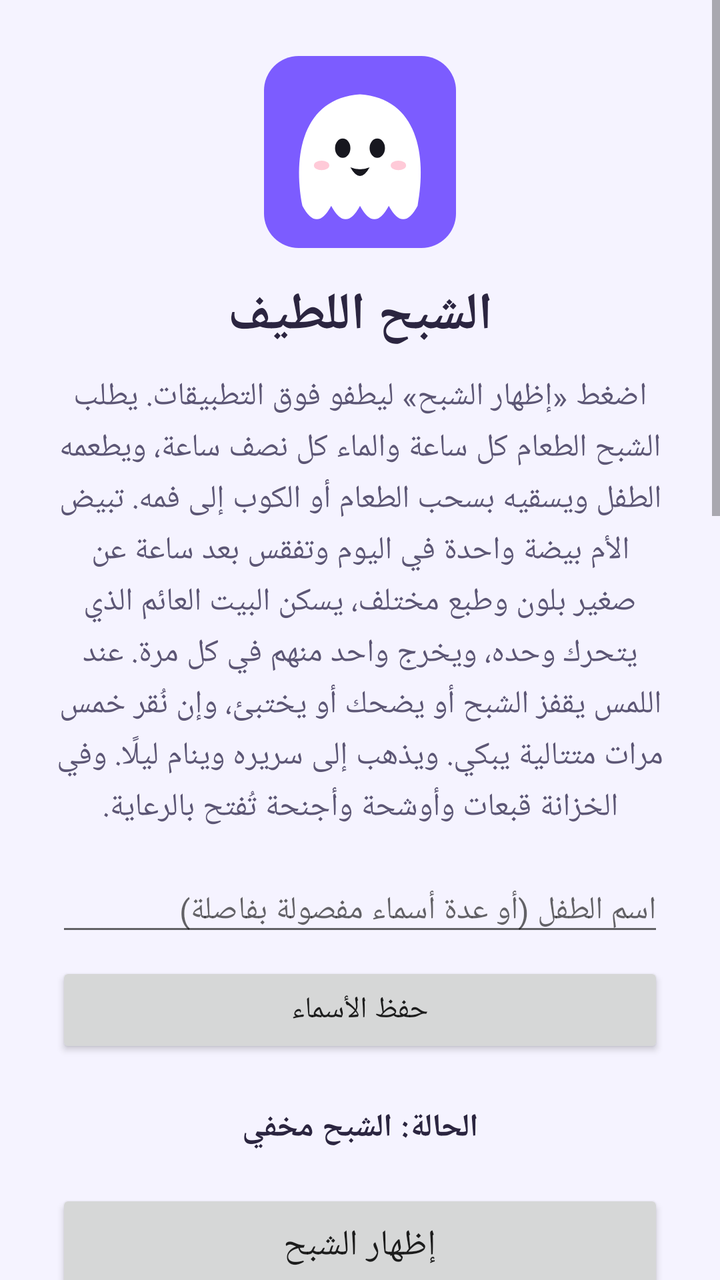
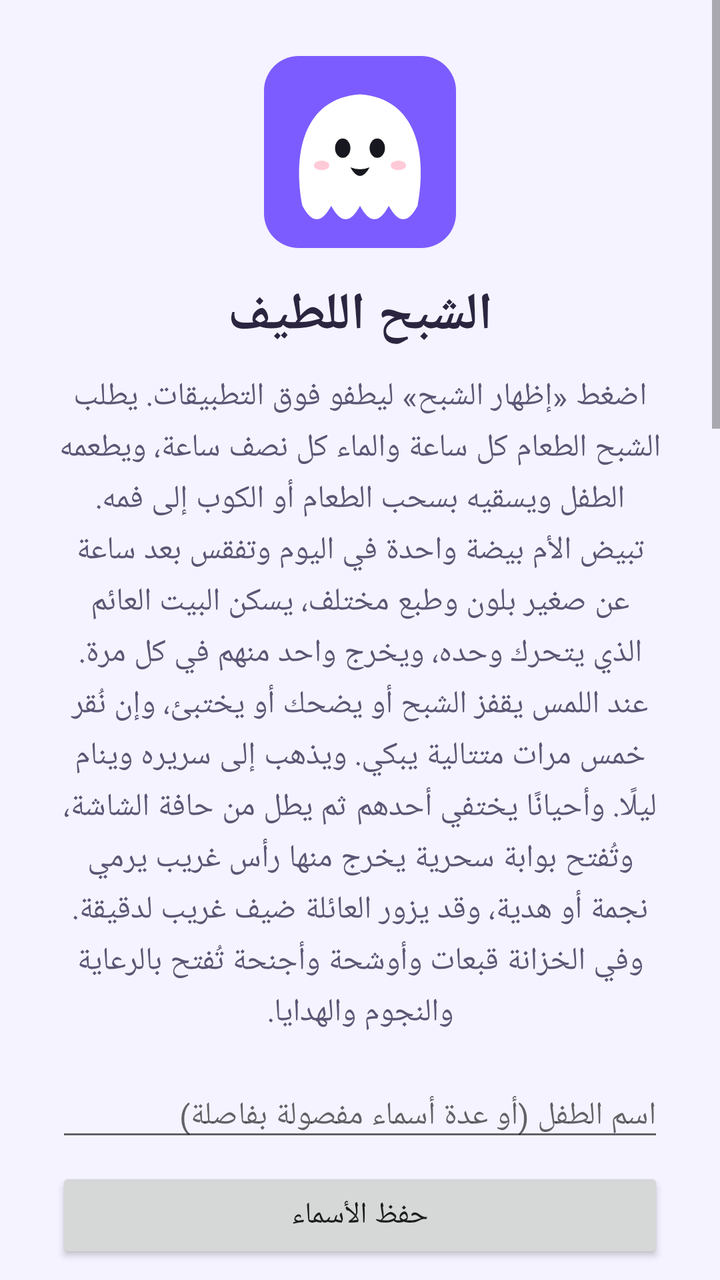

The first picture is an Android layout as it rendered before a commit; the second is the same layout after the commit. The layout source and the unified diff follow.
<!-- AndroidManifest.xml: application theme AppTheme -->
<!-- res/layout/activity_main.xml -->
<?xml version="1.0" encoding="utf-8"?>
<ScrollView xmlns:android="http://schemas.android.com/apk/res/android"
    android:layout_width="match_parent"
    android:layout_height="match_parent"
    android:fillViewport="true">

    <LinearLayout
        android:layout_width="match_parent"
        android:layout_height="wrap_content"
        android:layoutDirection="rtl"
        android:gravity="center"
        android:orientation="vertical"
        android:padding="28dp">

        <ImageView
            android:layout_width="96dp"
            android:layout_height="96dp"
            android:importantForAccessibility="no"
            android:src="@drawable/ic_launcher" />

        <TextView
            android:layout_width="match_parent"
            android:layout_height="wrap_content"
            android:layout_marginTop="16dp"
            android:gravity="center"
            android:text="@string/main_title"
            android:textColor="@color/text_main"
            android:textSize="26sp"
            android:textStyle="bold" />

        <TextView
            android:layout_width="match_parent"
            android:layout_height="wrap_content"
            android:layout_marginTop="12dp"
            android:gravity="center"
            android:lineSpacingExtra="4dp"
            android:text="@string/main_description"
            android:textColor="@color/text_sub"
            android:textSize="16sp" />

        <EditText
            android:id="@+id/namesField"
            android:layout_width="match_parent"
            android:layout_height="wrap_content"
            android:layout_marginTop="20dp"
            android:hint="@string/names_hint"
            android:inputType="text"
            android:maxLines="2"
            android:textSize="16sp" />

        <Button
            android:id="@+id/saveNamesButton"
            android:layout_width="match_parent"
            android:layout_height="48dp"
            android:layout_marginTop="8dp"
            android:text="@string/names_save"
            android:textSize="15sp" />

        <LinearLayout
            android:id="@+id/updateBanner"
            android:layout_width="match_parent"
            android:layout_height="wrap_content"
            android:layout_marginTop="20dp"
            android:background="#FFF3CD"
            android:orientation="vertical"
            android:padding="14dp"
            android:visibility="gone">

            <TextView
                android:id="@+id/updateText"
                android:layout_width="match_parent"
                android:layout_height="wrap_content"
                android:gravity="center"
                android:textColor="@color/text_main"
                android:textSize="16sp"
                android:textStyle="bold" />

            <Button
                android:id="@+id/updateButton"
                android:layout_width="match_parent"
                android:layout_height="52dp"
                android:layout_marginTop="10dp"
                android:text="@string/update_download"
                android:textSize="16sp" />
        </LinearLayout>

        <TextView
            android:id="@+id/statusText"
            android:layout_width="match_parent"
            android:layout_height="wrap_content"
            android:layout_marginTop="24dp"
            android:gravity="center"
            android:text="@string/status_stopped"
            android:textColor="@color/text_main"
            android:textSize="16sp"
            android:textStyle="bold" />

        <Button
            android:id="@+id/showButton"
            android:layout_width="match_parent"
            android:layout_height="56dp"
            android:layout_marginTop="20dp"
            android:text="@string/show_ghost"
            android:textSize="18sp" />

        <Button
            android:id="@+id/hideButton"
            android:layout_width="match_parent"
            android:layout_height="56dp"
            android:layout_marginTop="12dp"
            android:text="@string/hide_ghost"
            android:textSize="18sp" />

        <Button
            android:id="@+id/feedButton"
            android:layout_width="match_parent"
            android:layout_height="48dp"
            android:layout_marginTop="12dp"
            android:text="@string/feed_now"
            android:textSize="15sp" />

        <Button
            android:id="@+id/drinkButton"
            android:layout_width="match_parent"
            android:layout_height="48dp"
            android:layout_marginTop="12dp"
            android:text="@string/drink_now"
            android:textSize="15sp" />

        <Button
            android:id="@+id/eggButton"
            android:layout_width="match_parent"
            android:layout_height="48dp"
            android:layout_marginTop="12dp"
            android:text="@string/egg_now"
            android:textSize="15sp" />

        <Button
            android:id="@+id/neglectButton"
            android:layout_width="match_parent"
            android:layout_height="48dp"
            android:layout_marginTop="12dp"
            android:text="@string/neglect_now"
            android:textSize="15sp" />

        <Button
            android:id="@+id/seasonButton"
            android:layout_width="match_parent"
            android:layout_height="48dp"
            android:layout_marginTop="12dp"
            android:text="@string/season_now"
            android:textSize="15sp" />

        <TextView
            android:layout_width="match_parent"
            android:layout_height="wrap_content"
            android:layout_marginTop="24dp"
            android:gravity="center"
            android:text="@string/wardrobe_title"
            android:textColor="@color/text_main"
            android:textSize="18sp"
            android:textStyle="bold" />

        <Button
            android:id="@+id/hatButton"
            android:layout_width="match_parent"
            android:layout_height="48dp"
            android:layout_marginTop="8dp"
            android:textSize="15sp" />

        <Button
            android:id="@+id/scarfButton"
            android:layout_width="match_parent"
            android:layout_height="48dp"
            android:layout_marginTop="8dp"
            android:textSize="15sp" />

        <Button
            android:id="@+id/wingsButton"
            android:layout_width="match_parent"
            android:layout_height="48dp"
            android:layout_marginTop="8dp"
            android:textSize="15sp" />

        <Button
            android:id="@+id/glowButton"
            android:layout_width="match_parent"
            android:layout_height="48dp"
            android:layout_marginTop="8dp"
            android:textSize="15sp" />

        <Button
            android:id="@+id/trailButton"
            android:layout_width="match_parent"
            android:layout_height="48dp"
            android:layout_marginTop="8dp"
            android:textSize="15sp" />

        <Button
            android:id="@+id/unlockAllButton"
            android:layout_width="match_parent"
            android:layout_height="48dp"
            android:layout_marginTop="8dp"
            android:text="@string/unlock_all_test"
            android:textSize="15sp" />

        <Button
            android:id="@+id/checkUpdateButton"
            android:layout_width="match_parent"
            android:layout_height="48dp"
            android:layout_marginTop="12dp"
            android:text="@string/update_check"
            android:textSize="15sp" />

        <TextView
            android:id="@+id/privacyNote"
            android:layout_width="match_parent"
            android:layout_height="wrap_content"
            android:layout_marginTop="20dp"
            android:gravity="center"
            android:lineSpacingExtra="2dp"
            android:text="@string/main_privacy_note_local"
            android:textColor="@color/text_sub"
            android:textSize="12sp" />

        <TextView
            android:id="@+id/versionText"
            android:layout_width="match_parent"
            android:layout_height="wrap_content"
            android:layout_marginTop="24dp"
            android:gravity="center"
            android:textColor="@color/text_sub"
            android:textSize="13sp" />
    </LinearLayout>
</ScrollView>
<!-- resources referenced by this layout -->
<resources>
  <color name="text_main">#2B2540</color>
  <color name="text_sub">#5C5675</color>
  <!-- drawable ic_launcher (drawable) -->
  <?xml version="1.0" encoding="utf-8"?>
  <vector xmlns:android="http://schemas.android.com/apk/res/android"
      android:width="108dp"
      android:height="108dp"
      android:viewportWidth="100"
      android:viewportHeight="100">
      <path
          android:fillColor="#7C5CFF"
          android:pathData="M18,0h64a18,18 0 0 1 18,18v64a18,18 0 0 1 -18,18h-64a18,18 0 0 1 -18,-18v-64a18,18 0 0 1 18,-18z" />
      <path
          android:fillColor="#FFFFFF"
          android:pathData="M20,78 C15,52 20,22 50,20 C80,22 85,52 80,78 Q72.5,92 65,78 Q57.5,92 50,78 Q42.5,92 35,78 Q27.5,92 20,78 Z" />
      <path
          android:fillColor="#17171F"
          android:pathData="M41,48 m-4,0 a4,5 0 1,0 8,0 a4,5 0 1,0 -8,0 M59,48 m-4,0 a4,5 0 1,0 8,0 a4,5 0 1,0 -8,0" />
      <path
          android:fillColor="#17171F"
          android:pathData="M45,58 Q50,60 55,58 Q50,67 45,58 Z" />
      <path
          android:fillColor="#FFB4C8"
          android:fillAlpha="0.7"
          android:pathData="M30,57 m-4,0 a4,2.5 0 1,0 8,0 a4,2.5 0 1,0 -8,0 M70,57 m-4,0 a4,2.5 0 1,0 8,0 a4,2.5 0 1,0 -8,0" />
  </vector>
  <string name="drink_now">جرّب السقي الآن</string>
  <string name="egg_now">جرّب البيضة (فقس سريع)</string>
  <string name="feed_now">جرّب الإطعام الآن</string>
  <string name="hide_ghost">إخفاء الشبح</string>
  <string name="main_description">اضغط «إظهار الشبح» ليطفو فوق التطبيقات. يطلب الشبح الطعام كل ساعة والماء كل نصف ساعة، ويطعمه الطفل ويسقيه بسحب الطعام أو الكوب إلى فمه. تبيض الأم بيضة واحدة في اليوم وتفقس بعد ساعة عن صغير بلون وطبع مختلف، يسكن البيت العائم الذي يتحرك وحده، ويخرج واحد منهم في كل مرة. عند اللمس يقفز الشبح أو يضحك أو يختبئ، وإن نُقر خمس مرات متتالية يبكي. ويذهب إلى سريره وينام ليلًا. وفي الخزانة قبعات وأوشحة وأجنحة تُفتح بالرعاية.</string>
  <string name="main_privacy_note_local">هذا التطبيق لا يستخدم الميكروفون ولا يجمع أي بيانات. يتصل بالإنترنت فقط للتحقق من وجود تحديث للتطبيق.</string>
  <string name="main_title">الشبح اللطيف</string>
  <string name="names_hint">اسم الطفل (أو عدة أسماء مفصولة بفاصلة)</string>
  <string name="names_save">حفظ الأسماء</string>
  <string name="neglect_now">جرّب الإهمال (مرحلة تالية)</string>
  <string name="season_now">جرّب الفصل (التالي)</string>
  <string name="show_ghost">إظهار الشبح</string>
  <string name="status_stopped">الحالة: الشبح مخفي</string>
  <string name="unlock_all_test">فتح كل الأغراض (للتجربة)</string>
  <string name="update_check">التحقق من وجود تحديث</string>
  <string name="update_download">تحميل وتثبيت التحديث</string>
  <string name="wardrobe_title">الخزانة</string>
  <style name="AppTheme" parent="android:Theme.Material.Light.NoActionBar">
          <item name="android:windowBackground">@color/screen_bg</item>
          <item name="android:statusBarColor">@color/screen_bg</item>
          <item name="android:navigationBarColor">@color/screen_bg</item>
          <item name="android:windowLightStatusBar">true</item>
      </style>
  <color name="screen_bg">#F5F3FF</color>
</resources>

<!-- the commit's change to res/layout/activity_main.xml (unified diff, before → after) -->
@@ -96,6 +96,14 @@
             android:textStyle="bold" />
 
         <Button
+            android:id="@+id/houseButton"
+            android:layout_width="match_parent"
+            android:layout_height="56dp"
+            android:layout_marginTop="20dp"
+            android:text="@string/house_open"
+            android:textSize="18sp" />
+
+        <Button
             android:id="@+id/showButton"
             android:layout_width="match_parent"
             android:layout_height="56dp"
@@ -161,6 +169,15 @@
             android:textSize="18sp"
             android:textStyle="bold" />
 
+        <TextView
+            android:id="@+id/starsText"
+            android:layout_width="match_parent"
+            android:layout_height="wrap_content"
+            android:layout_marginTop="4dp"
+            android:gravity="center"
+            android:textColor="@color/text_sub"
+            android:textSize="15sp" />
+
         <Button
             android:id="@+id/hatButton"
             android:layout_width="match_parent"
@@ -202,6 +219,22 @@
             android:layout_height="48dp"
             android:layout_marginTop="8dp"
             android:text="@string/unlock_all_test"
+            android:textSize="15sp" />
+
+        <Button
+            android:id="@+id/peekButton"
+            android:layout_width="match_parent"
+            android:layout_height="48dp"
+            android:layout_marginTop="12dp"
+            android:text="@string/peek_now"
+            android:textSize="15sp" />
+
+        <Button
+            android:id="@+id/portalButton"
+            android:layout_width="match_parent"
+            android:layout_height="48dp"
+            android:layout_marginTop="12dp"
+            android:text="@string/portal_now"
             android:textSize="15sp" />
 
         <Button
<!-- resource entries referenced after the edit -->
@@ -30,12 +30,15 @@
   <string name="egg_now">جرّب البيضة (فقس سريع)</string>
   <string name="feed_now">جرّب الإطعام الآن</string>
   <string name="hide_ghost">إخفاء الشبح</string>
-  <string name="main_description">اضغط «إظهار الشبح» ليطفو فوق التطبيقات. يطلب الشبح الطعام كل ساعة والماء كل نصف ساعة، ويطعمه الطفل ويسقيه بسحب الطعام أو الكوب إلى فمه. تبيض الأم بيضة واحدة في اليوم وتفقس بعد ساعة عن صغير بلون وطبع مختلف، يسكن البيت العائم الذي يتحرك وحده، ويخرج واحد منهم في كل مرة. عند اللمس يقفز الشبح أو يضحك أو يختبئ، وإن نُقر خمس مرات متتالية يبكي. ويذهب إلى سريره وينام ليلًا. وفي الخزانة قبعات وأوشحة وأجنحة تُفتح بالرعاية.</string>
+  <string name="house_open">منزل الشبح</string>
+  <string name="main_description">اضغط «إظهار الشبح» ليطفو فوق التطبيقات. يطلب الشبح الطعام كل ساعة والماء كل نصف ساعة، ويطعمه الطفل ويسقيه بسحب الطعام أو الكوب إلى فمه. تبيض الأم بيضة واحدة في اليوم وتفقس بعد ساعة عن صغير بلون وطبع مختلف، يسكن البيت العائم الذي يتحرك وحده، ويخرج واحد منهم في كل مرة. عند اللمس يقفز الشبح أو يضحك أو يختبئ، وإن نُقر خمس مرات متتالية يبكي. ويذهب إلى سريره وينام ليلًا. وأحيانًا يختفي أحدهم ثم يطل من حافة الشاشة، وتُفتح بوابة سحرية يخرج منها رأس غريب يرمي نجمة أو هدية، وقد يزور العائلة ضيف غريب لدقيقة. وفي الخزانة قبعات وأوشحة وأجنحة تُفتح بالرعاية والنجوم والهدايا.</string>
   <string name="main_privacy_note_local">هذا التطبيق لا يستخدم الميكروفون ولا يجمع أي بيانات. يتصل بالإنترنت فقط للتحقق من وجود تحديث للتطبيق.</string>
   <string name="main_title">الشبح اللطيف</string>
   <string name="names_hint">اسم الطفل (أو عدة أسماء مفصولة بفاصلة)</string>
   <string name="names_save">حفظ الأسماء</string>
   <string name="neglect_now">جرّب الإهمال (مرحلة تالية)</string>
+  <string name="peek_now">جرّب الإطلالة من الحافة</string>
+  <string name="portal_now">جرّب البوابة السحرية</string>
   <string name="season_now">جرّب الفصل (التالي)</string>
   <string name="show_ghost">إظهار الشبح</string>
   <string name="status_stopped">الحالة: الشبح مخفي</string>
